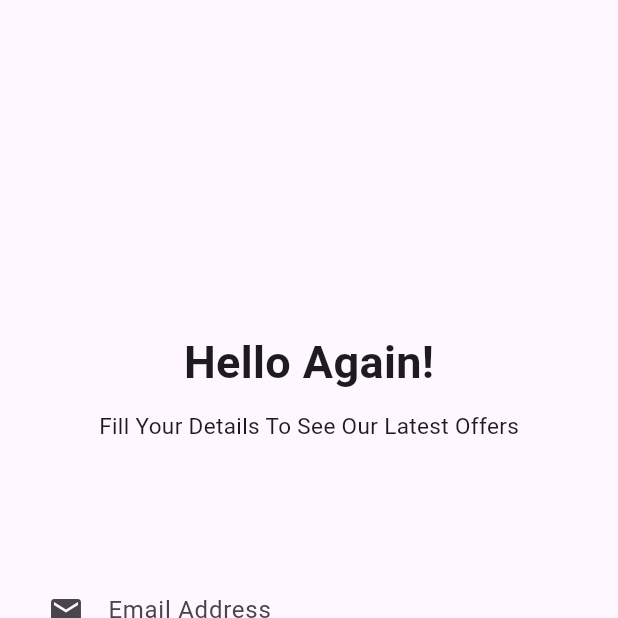
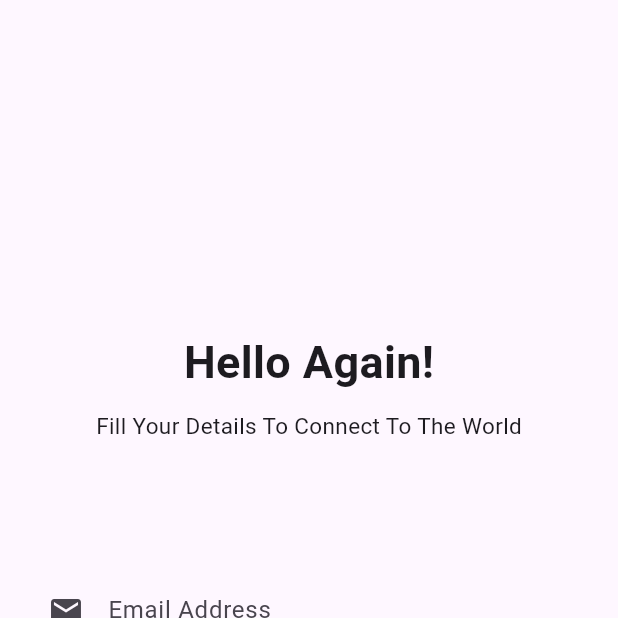
Before and after one commit to AymanHaggag/fly_talk, a Flutter app: the screen it shows after launch, on a phone screen of 412 x 824 dp, the top half of it. Run offline on Flutter 3.47's test engine with Material 2 defaults, Android fonts, the light colour scheme and no system bars; our stand-ins replace awesome_dialog, bloc, cloud_firestore, conditional_builder_null_safety, firebase_auth, firebase_core and 8 more; accounts and stored records are empty.

Commit message:
31-10-2023

```diff
--- a/lib/modules/login/login_screen.dart
+++ b/lib/modules/login/login_screen.dart
@@ -50,7 +50,7 @@ class LoginScreen extends StatelessWidget {
                     height: 10,
                   ),
                   const Text(
-                    'Fill Your Details To See Our Latest Offers',
+                    'Fill Your Details To Connect To The World',
                     style: TextStyle(fontSize: 15),
                   ),
                   const SizedBox(
--- a/lib/widgets/componento.dart
+++ b/lib/widgets/componento.dart
@@ -44,7 +44,8 @@ Widget defaultFormField({
             : null,
         enabledBorder: UnderlineInputBorder(
           borderSide: BorderSide(
-          ), ),
+          ),
+        ),
         focusedBorder : OutlineInputBorder(
           borderSide: BorderSide(
           ), ),
```
Also changed, not shown: lib/main.dart (+5 -4 lines), pubspec.lock.
